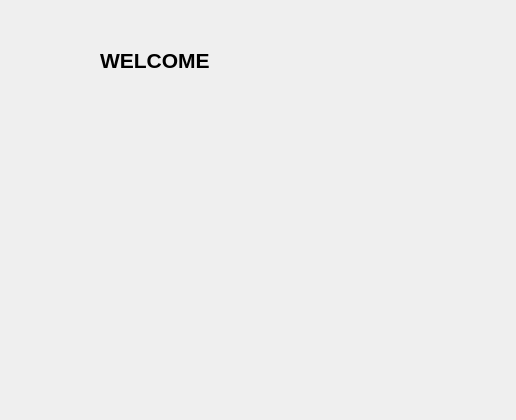
The window that UiFiles/student_dashboard.ui (PriyankaMohanta/FaceAttendence) describes before a commit, drawn with Qt 5.
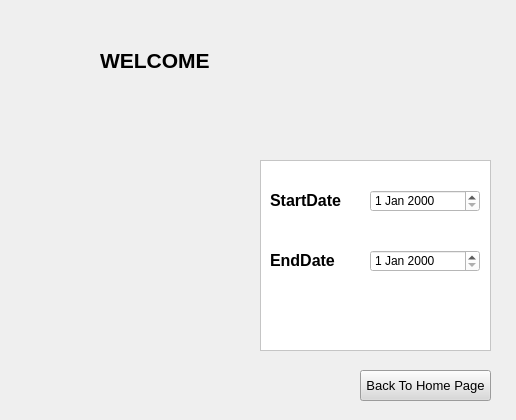
The same window after the commit.

```diff
--- a/UiFiles/student_dashboard.ui
+++ b/UiFiles/student_dashboard.ui
@@ -34,6 +34,106 @@
      <string>WELCOME</string>
     </property>
    </widget>
+   <widget class="QFrame" name="frame">
+    <property name="geometry">
+     <rect>
+      <x>260</x>
+      <y>160</y>
+      <width>231</width>
+      <height>191</height>
+     </rect>
+    </property>
+    <property name="styleSheet">
+     <string notr="true">background-color: rgb(255, 255, 255);</string>
+    </property>
+    <property name="frameShape">
+     <enum>QFrame::StyledPanel</enum>
+    </property>
+    <property name="frameShadow">
+     <enum>QFrame::Raised</enum>
+    </property>
+    <widget class="QLabel" name="label_2">
+     <property name="geometry">
+      <rect>
+       <x>10</x>
+       <y>20</y>
+       <width>81</width>
+       <height>41</height>
+      </rect>
+     </property>
+     <property name="font">
+      <font>
+       <pointsize>12</pointsize>
+       <weight>75</weight>
+       <bold>true</bold>
+      </font>
+     </property>
+     <property name="text">
+      <string>StartDate</string>
+     </property>
+    </widget>
+    <widget class="QDateEdit" name="dateEdit">
+     <property name="geometry">
+      <rect>
+       <x>110</x>
+       <y>30</y>
+       <width>110</width>
+       <height>22</height>
+      </rect>
+     </property>
+    </widget>
+    <widget class="QLabel" name="label_3">
+     <property name="geometry">
+      <rect>
+       <x>10</x>
+       <y>80</y>
+       <width>81</width>
+       <height>41</height>
+      </rect>
+     </property>
+     <property name="font">
+      <font>
+       <pointsize>12</pointsize>
+       <weight>75</weight>
+       <bold>true</bold>
+      </font>
+     </property>
+     <property name="text">
+      <string>EndDate</string>
+     </property>
+    </widget>
+    <widget class="QDateEdit" name="dateEdit_2">
+     <property name="geometry">
+      <rect>
+       <x>110</x>
+       <y>90</y>
+       <width>110</width>
+       <height>22</height>
+      </rect>
+     </property>
+    </widget>
+   </widget>
+   <widget class="QPushButton" name="pushButton_2">
+    <property name="geometry">
+     <rect>
+      <x>360</x>
+      <y>370</y>
+      <width>131</width>
+      <height>31</height>
+     </rect>
+    </property>
+    <property name="font">
+     <font>
+      <pointsize>10</pointsize>
+     </font>
+    </property>
+    <property name="styleSheet">
+     <string notr="true">background-color: rgb(217, 217, 217);</string>
+    </property>
+    <property name="text">
+     <string>Back To Home Page</string>
+    </property>
+   </widget>
   </widget>
  </widget>
  <resources/>
```
